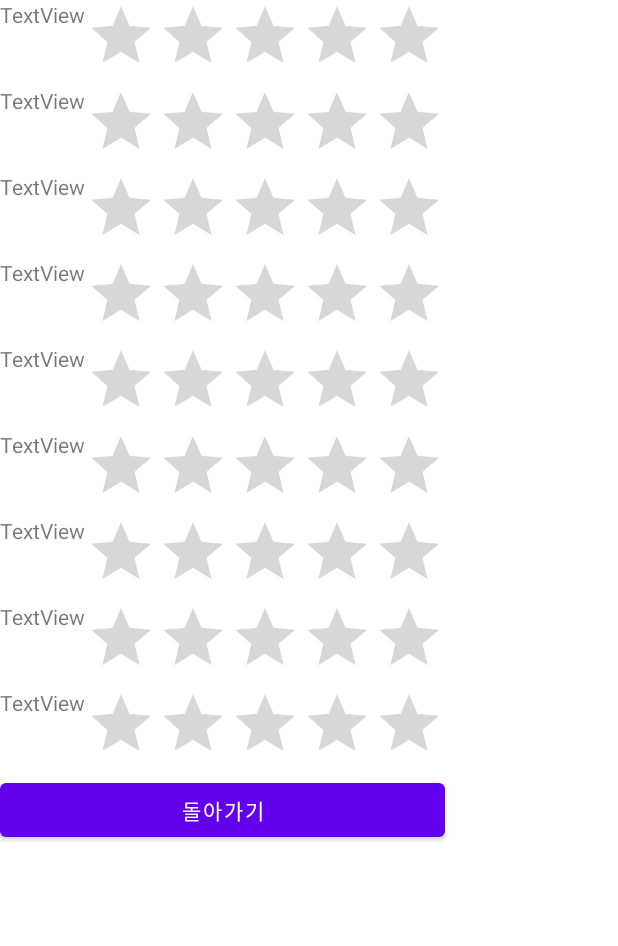
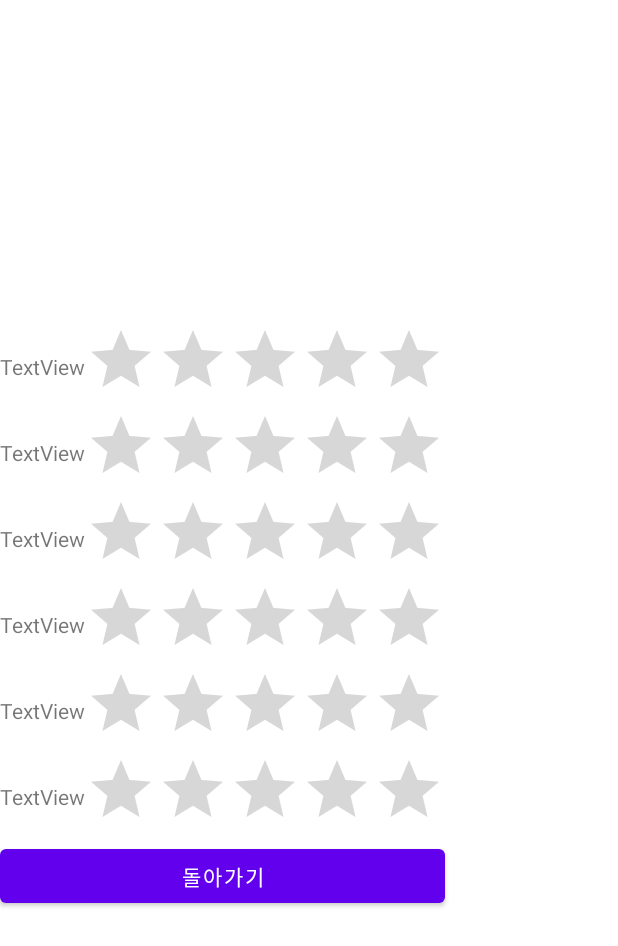
Before and after one commit to estellabridge/project_android, an Android app: the layout result.xml on its own in the app's theme, with its tools: preview values and no code run, on a phone screen of 412 x 824 dp. Shown: the top 946 px of the screen. Run offline under Robolectric (Android 15) with nearby library versions, the phone set to English and light mode, and no system bars.

Commit message:
android_project

```diff
--- a/app/src/main/AndroidManifest.xml
+++ b/app/src/main/AndroidManifest.xml
@@ -13,6 +13,7 @@
         android:supportsRtl="true"
         android:theme="@style/Theme.MyApplication"
         tools:targetApi="31">
+        <activity android:name=".ResultActivity"></activity>
         <activity
             android:name=".MainActivity"
             android:exported="true">
--- a/app/src/main/java/com/example/myapplication/MainActivity.java
+++ b/app/src/main/java/com/example/myapplication/MainActivity.java
@@ -25,7 +25,7 @@ public class MainActivity extends AppCompatActivity {
 
         int []imageId = {R.id.image1, R.id.image2, R.id.image3, R.id.image4, R.id.image5, R.id.image6 };
 
-        final String[] imgName = {"asm", "c", "cpp", "java", "python", "gp"};
+        final String[] imgName = {"asm", "c", "cpp", "java", "python", "go"};
 
         for (int i = 0; i < votecount.length; i++) {
             final int index;
@@ -44,7 +44,7 @@ public class MainActivity extends AppCompatActivity {
                 @Override
                 public void onClick(View v) {
                     Intent sendIntent = new Intent(getApplicationContext(), ResultActivity.class);
-                    sendIntent.putExtra("imgName", image);
+                    sendIntent.putExtra("imgName", imgName);
                     sendIntent.putExtra("voteCount", votecount);
                     startActivity(sendIntent);
                 }
--- a/app/src/main/res/layout/result.xml
+++ b/app/src/main/res/layout/result.xml
@@ -7,9 +7,12 @@
     android:layout_height="match_parent"
     tools:context=".ResultActivity">
 
+
     <TableLayout
         android:layout_width="match_parent"
-        android:layout_height="match_parent" >
+        android:layout_height="match_parent"
+        android:gravity="center">
+
         <TableRow
             android:layout_width="match_parent"
             android:layout_height="match_parent">
@@ -18,6 +21,7 @@
                 android:id="@+id/tv01"
                 android:layout_width="wrap_content"
                 android:layout_height="wrap_content"
+                android:layout_gravity="center"
                 android:text="TextView" />
 
             <RatingBar
@@ -25,6 +29,7 @@
                 android:layout_width="wrap_content"
                 android:layout_height="wrap_content" />
         </TableRow>
+
         <TableRow
             android:layout_height="wrap_content"
             android:layout_width="wrap_content">
@@ -33,6 +38,7 @@
                 android:id="@+id/tv02"
                 android:layout_width="wrap_content"
                 android:layout_height="wrap_content"
+                android:layout_gravity="center"
                 android:text="TextView" />
 
             <RatingBar
@@ -49,6 +55,7 @@
                 android:id="@+id/tv03"
                 android:layout_width="wrap_content"
                 android:layout_height="wrap_content"
+                android:layout_gravity="center"
                 android:text="TextView" />
 
             <RatingBar
@@ -65,6 +72,7 @@
                 android:id="@+id/tv04"
                 android:layout_width="wrap_content"
                 android:layout_height="wrap_content"
+                android:layout_gravity="center"
                 android:text="TextView" />
 
             <RatingBar
@@ -81,6 +89,7 @@
                 android:id="@+id/tv05"
                 android:layout_width="wrap_content"
                 android:layout_height="wrap_content"
+                android:layout_gravity="center"
                 android:text="TextView" />
 
             <RatingBar
@@ -97,58 +106,11 @@
                 android:id="@+id/tv06"
                 android:layout_width="wrap_content"
                 android:layout_height="wrap_content"
+                android:layout_gravity="center"
                 android:text="TextView" />
 
             <RatingBar
                 android:id="@+id/rBar06"
-                android:layout_width="wrap_content"
-                android:layout_height="wrap_content" />
-        </TableRow>
-
-        <TableRow
-            android:layout_height="wrap_content"
-            android:layout_width="wrap_content">
-
-            <TextView
-                android:id="@+id/tv07"
-                android:layout_width="wrap_content"
-                android:layout_height="wrap_content"
-                android:text="TextView" />
-
-            <RatingBar
-                android:id="@+id/rBar07"
-                android:layout_width="wrap_content"
-                android:layout_height="wrap_content" />
-        </TableRow>
-
-        <TableRow
-            android:layout_height="wrap_content"
-            android:layout_width="wrap_content">
-
-            <TextView
-                android:id="@+id/tv8"
-                android:layout_width="wrap_content"
-                android:layout_height="wrap_content"
-                android:text="TextView" />
-
-            <RatingBar
-                android:id="@+id/rBar08"
-                android:layout_width="wrap_content"
-                android:layout_height="wrap_content" />
-        </TableRow>
-
-        <TableRow
-            android:layout_height="wrap_content"
-            android:layout_width="wrap_content">
-
-            <TextView
-                android:id="@+id/tv09"
-                android:layout_width="wrap_content"
-                android:layout_height="wrap_content"
-                android:text="TextView" />
-
-            <RatingBar
-                android:id="@+id/rBar09"
                 android:layout_width="wrap_content"
                 android:layout_height="wrap_content" />
         </TableRow>
```
Also changed, not shown: app/src/main/java/com/example/myapplication/ResultActivity.java (+42 -1 lines).
